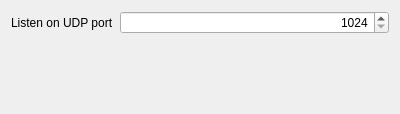
Qt form quickevent/app/plugins/qml/CardReader/src/services/racomclientwidget.ui (Quick-Event/quickbox) before a commit.
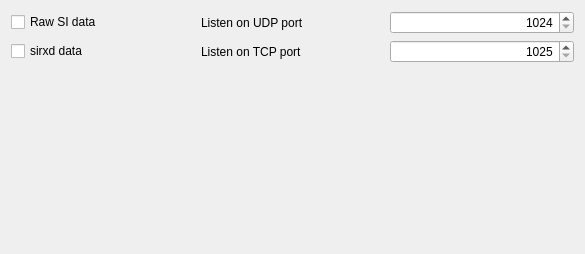
The same form after that commit.

What changed in the file:
```diff
--- a/quickevent/app/plugins/qml/CardReader/src/services/racomclientwidget.ui
+++ b/quickevent/app/plugins/qml/CardReader/src/services/racomclientwidget.ui
@@ -6,23 +6,50 @@
    <rect>
     <x>0</x>
     <y>0</y>
-    <width>400</width>
-    <height>114</height>
+    <width>585</width>
+    <height>254</height>
    </rect>
   </property>
   <property name="windowTitle">
    <string>Form</string>
   </property>
-  <layout class="QFormLayout" name="formLayout">
-   <item row="0" column="0">
+  <layout class="QGridLayout" name="gridLayout">
+   <item row="1" column="2">
+    <widget class="QSpinBox" name="edSirxdDataListenPort">
+     <property name="alignment">
+      <set>Qt::AlignRight|Qt::AlignTrailing|Qt::AlignVCenter</set>
+     </property>
+     <property name="minimum">
+      <number>1025</number>
+     </property>
+     <property name="maximum">
+      <number>65535</number>
+     </property>
+    </widget>
+   </item>
+   <item row="1" column="0">
+    <widget class="QCheckBox" name="chkListenSirxdData">
+     <property name="text">
+      <string>sirxd data</string>
+     </property>
+    </widget>
+   </item>
+   <item row="0" column="1">
     <widget class="QLabel" name="label_2">
      <property name="text">
       <string>Listen on UDP port</string>
      </property>
     </widget>
    </item>
-   <item row="0" column="1">
-    <widget class="QSpinBox" name="edPort">
+   <item row="0" column="0">
+    <widget class="QCheckBox" name="chkListenRawData">
+     <property name="text">
+      <string>Raw SI data</string>
+     </property>
+    </widget>
+   </item>
+   <item row="0" column="2">
+    <widget class="QSpinBox" name="edRawDataListenPort">
      <property name="alignment">
       <set>Qt::AlignRight|Qt::AlignTrailing|Qt::AlignVCenter</set>
      </property>
@@ -34,6 +61,26 @@
      </property>
     </widget>
    </item>
+   <item row="1" column="1">
+    <widget class="QLabel" name="label_3">
+     <property name="text">
+      <string>Listen on TCP port</string>
+     </property>
+    </widget>
+   </item>
+   <item row="2" column="1">
+    <spacer name="verticalSpacer">
+     <property name="orientation">
+      <enum>Qt::Vertical</enum>
+     </property>
+     <property name="sizeHint" stdset="0">
+      <size>
+       <width>20</width>
+       <height>40</height>
+      </size>
+     </property>
+    </spacer>
+   </item>
   </layout>
  </widget>
  <resources/>
```
Left out of the diff: 6 changed lines with no effect on the pictures.
